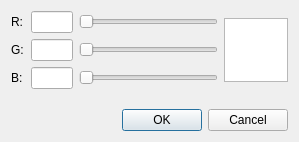
Above: forms/colortray.ui from WTS012201/Text-Extraction-Tool before the change. Below: the same form after it.
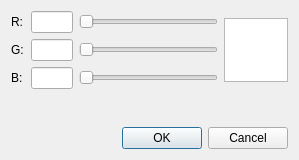
That is the form after the change.

What changed in the file:
```diff
--- a/forms/colortray.ui
+++ b/forms/colortray.ui
@@ -7,7 +7,7 @@
     <x>0</x>
     <y>0</y>
     <width>299</width>
-    <height>142</height>
+    <height>160</height>
    </rect>
   </property>
   <property name="windowTitle">
```
Left out of the diff: 6 changed lines with no effect on the pictures.
